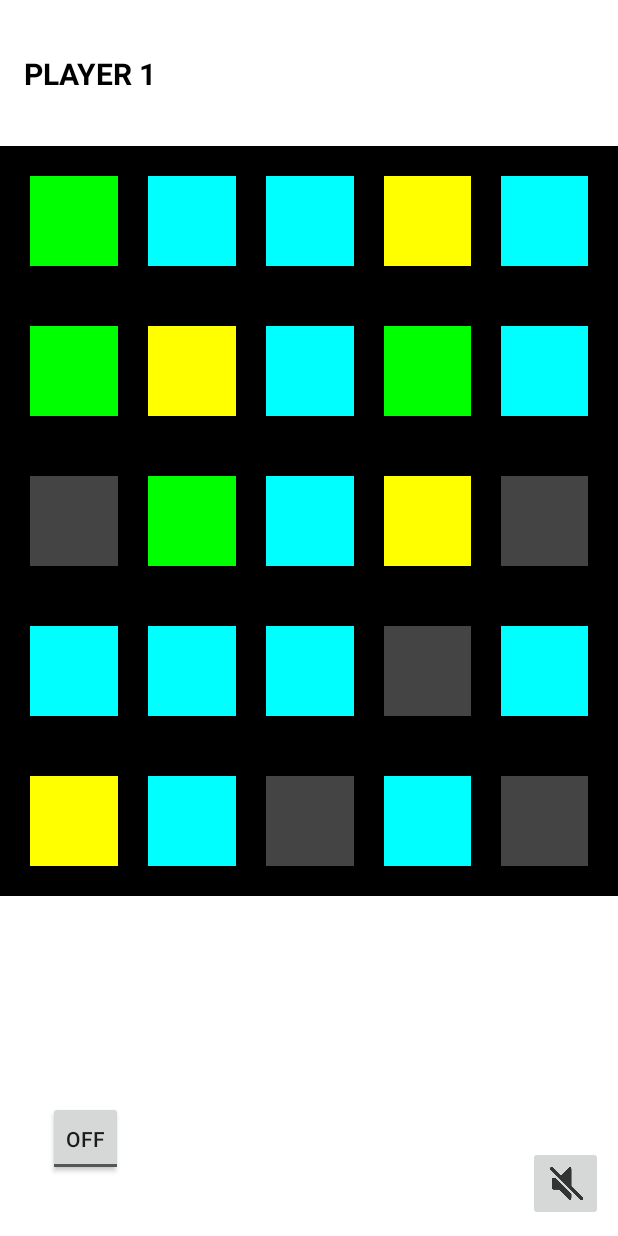
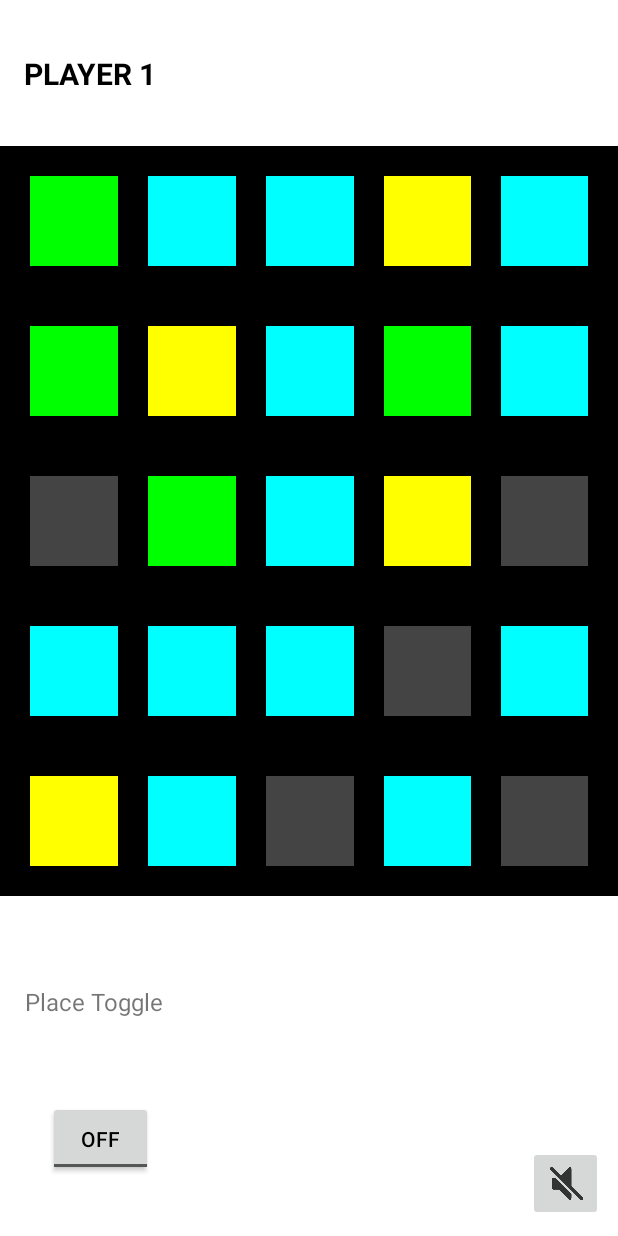
Before and after one commit to JgS0615/Crossmind_Official-Release, an Android app: the GameActivity screen opened directly, with no data from a screen before it, on a phone screen of 412 x 824 dp. Run offline under Robolectric (Android 15) with nearby library versions, the phone set to English and light mode, and no system bars; 2 statements that could not run were skipped.

Commit message:
fixed some mistakes

```diff
--- a/app/src/main/java/com/jonesclass/huangstasinos/crossmind/GameActivity.java
+++ b/app/src/main/java/com/jonesclass/huangstasinos/crossmind/GameActivity.java
@@ -209,6 +209,7 @@ public class GameActivity extends AppCompatActivity {
                         placePiece.setVisibility(View.GONE);
                         place = false;
                     }
+
                 }
 
 
--- a/app/src/main/res/layout/activity_game.xml
+++ b/app/src/main/res/layout/activity_game.xml
@@ -14,6 +14,7 @@
         android:layout_marginEnd="36dp"
         android:layout_marginBottom="40dp"
         android:layout_weight="1"
+        android:contentDescription="@string/app_name"
         android:scaleType="fitCenter"
         app:layout_constraintBottom_toBottomOf="parent"
         app:layout_constraintEnd_toEndOf="parent"
@@ -21,17 +22,19 @@
 
     <ToggleButton
         android:id="@+id/toggleButton_placePiece"
-        android:layout_width="50dp"
+        android:layout_width="70dp"
         android:layout_height="50dp"
         android:layout_marginStart="32dp"
         android:layout_marginTop="60dp"
         android:layout_marginBottom="40dp"
         android:layout_weight="1"
         android:checked="false"
+        android:textColor="@color/black"
         app:layout_constraintBottom_toBottomOf="parent"
         app:layout_constraintStart_toStartOf="parent"
         app:layout_constraintTop_toBottomOf="@+id/tableLayout"
-        app:layout_constraintVertical_bias="1.0" />
+        app:layout_constraintVertical_bias="1.0"
+        tools:ignore="TextContrastCheck" />
 
     <TableLayout
         android:id="@+id/tableLayout"
@@ -405,4 +408,20 @@
         app:layout_constraintEnd_toEndOf="parent"
         app:layout_constraintTop_toTopOf="parent" />
 
+    <TextView
+        android:id="@+id/textView"
+        android:layout_width="wrap_content"
+        android:layout_height="wrap_content"
+        android:layout_marginStart="16dp"
+        android:layout_marginTop="16dp"
+        android:layout_marginBottom="16dp"
+        android:contentDescription="place toggle text"
+        android:gravity="center"
+        android:text="Place Toggle"
+        android:textSize="16sp"
+        app:layout_constraintBottom_toTopOf="@+id/toggleButton_placePiece"
+        app:layout_constraintStart_toStartOf="parent"
+        app:layout_constraintTop_toBottomOf="@+id/tableLayout"
+        app:layout_constraintVertical_bias="0.526" />
+
 </androidx.constraintlayout.widget.ConstraintLayout>
--- a/app/src/main/res/values/strings.xml
+++ b/app/src/main/res/values/strings.xml
@@ -34,4 +34,5 @@
     <string name="onePlayer">1 Player</string>
     <string name="twoPlayers">2 Players</string>
     <string name="toolbar_game"> Game tool bar</string>
+    <string name="imageButton_volume"> volume setting </string>
 </resources>
```
